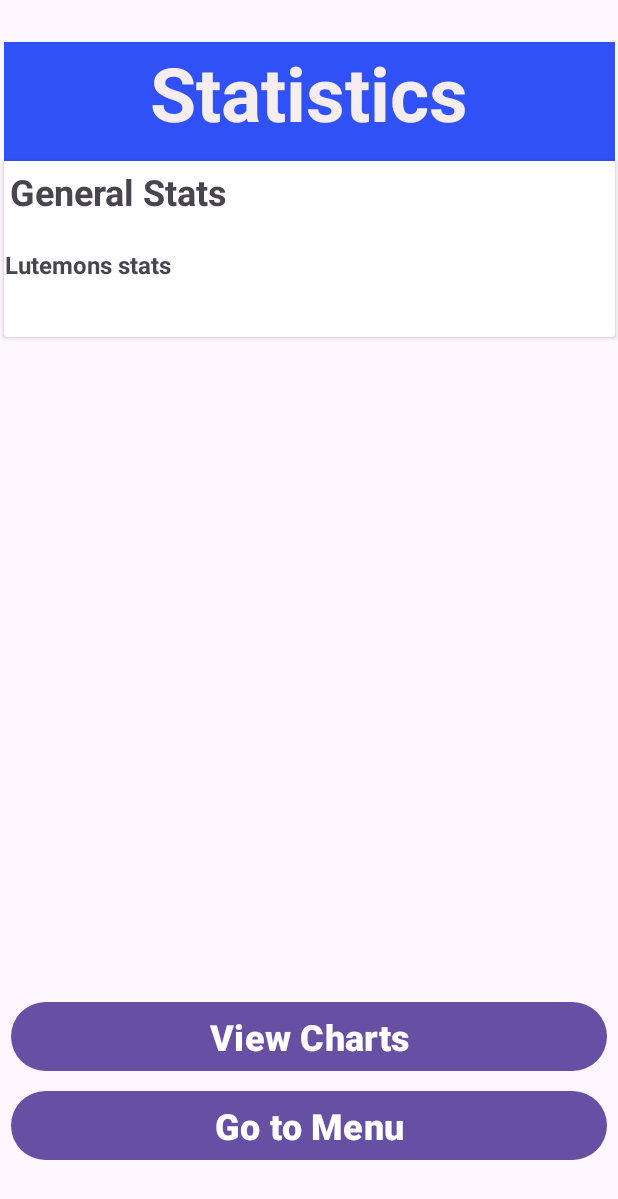
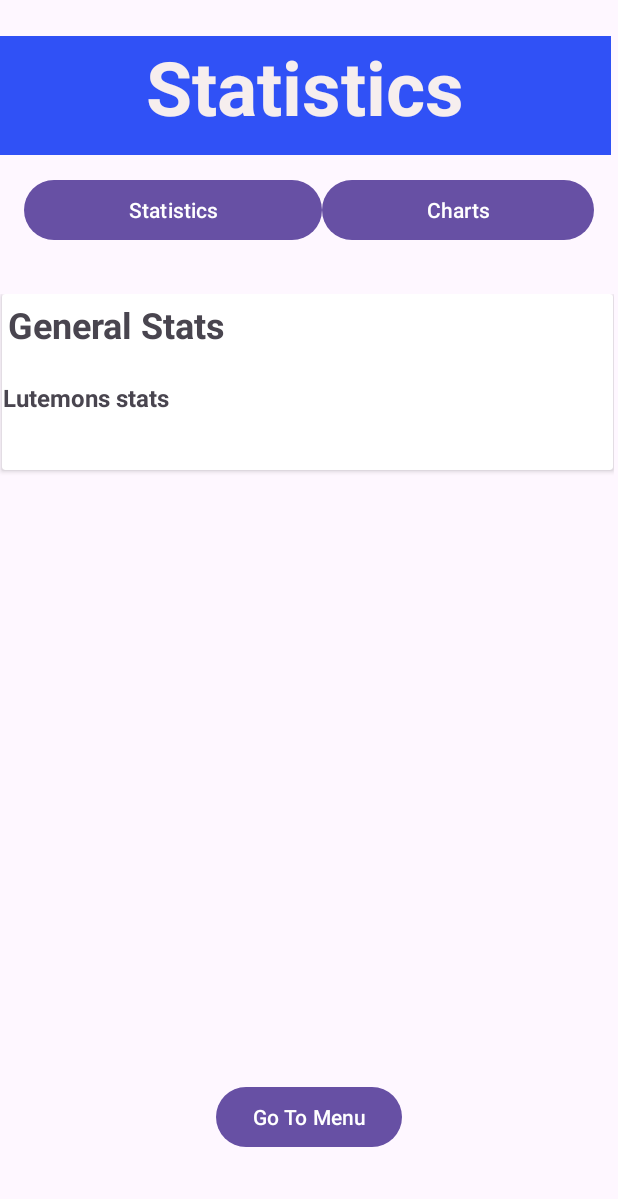
Before and after one commit to aahmad-1/OOP_Project_Work, an Android app: the screen it shows after launch (MainActivity before the commit, FragmentsActivity after it), after a tap on "View Statistics", on a phone screen of 412 x 824 dp. Shown: the top 1199 px of the screen. Run offline under Robolectric (Android 15) with nearby library versions, the phone set to English and light mode, and no system bars.

Commit message:
addded Fragments for Statistics and charts

```diff
--- a/app/src/main/AndroidManifest.xml
+++ b/app/src/main/AndroidManifest.xml
@@ -26,6 +26,7 @@
         <!-- Other Activities -->
         <activity android:name=".HomeActivity" android:exported="true" />
         <activity android:name=".CreateNewLutemon" android:exported="true" />
+        <activity android:name=".FragmentsActivity" android:exported="true" />
 
     </application>
 
--- /dev/null
+++ b/app/src/main/java/com/example/oopprojectwork/ChartsFragment.java
@@ -0,0 +1,22 @@
+package com.example.oopprojectwork;
+
+import android.os.Bundle;
+import android.view.LayoutInflater;
+import android.view.View;
+import android.view.ViewGroup;
+
+import androidx.fragment.app.Fragment;
+
+public class ChartsFragment extends Fragment {
+
+    public ChartsFragment() {
+        // Required empty public constructor
+    }
+
+    @Override
+    public View onCreateView(LayoutInflater inflater, ViewGroup container,
+                             Bundle savedInstanceState) {
+        // Inflate the layout for this fragment
+        return inflater.inflate(R.layout.charts, container, false);
+    }
+}
--- /dev/null
+++ b/app/src/main/java/com/example/oopprojectwork/FragmentsActivity.java
@@ -0,0 +1,47 @@
+package com.example.oopprojectwork;
+
+import android.content.Intent;
+import android.os.Bundle;
+import android.widget.Button;
+
+import androidx.appcompat.app.AppCompatActivity;
+
+public class FragmentsActivity extends AppCompatActivity {
+
+    Button btnMenu;
+
+    @Override
+    protected void onCreate(Bundle savedInstanceState) {
+        super.onCreate(savedInstanceState);
+        setContentView(R.layout.activity_fragments);
+
+        btnMenu = findViewById(R.id.btnGoToMenu);
+
+        // Initial fragment
+        getSupportFragmentManager().beginTransaction()
+                .replace(R.id.contentFragmentContainer, new StatisticsFragment())
+                .commit();
+
+        // Set up buttons
+        Button btnStats = findViewById(R.id.btnStatistics);
+        Button btnCharts = findViewById(R.id.btnCharts);
+
+        btnStats.setOnClickListener(v -> {
+            getSupportFragmentManager().beginTransaction()
+                    .replace(R.id.contentFragmentContainer, new StatisticsFragment())
+                    .commit();
+        });
+
+        btnCharts.setOnClickListener(v -> {
+            getSupportFragmentManager().beginTransaction()
+                    .replace(R.id.contentFragmentContainer, new ChartsFragment())
+                    .commit();
+        });
+
+
+        btnMenu.setOnClickListener(v -> {
+            Intent intent = new Intent(this, MainActivity.class);
+            startActivity(intent);
+        });
+    }
+}
--- a/app/src/main/java/com/example/oopprojectwork/MainActivity.java
+++ b/app/src/main/java/com/example/oopprojectwork/MainActivity.java
@@ -79,7 +79,11 @@ public class MainActivity extends AppCompatActivity {
 
         // Button from lutemon_battle to statistics
         Button btnViewTraining = findViewById(R.id.btnViewStatistics);
-        btnViewTraining.setOnClickListener(v -> setContentView(R.layout.statistics));
+        btnViewTraining.setOnClickListener(v -> {
+            Intent intent = new Intent(MainActivity.this, FragmentsActivity.class);
+            startActivity(intent);
+        });
+
 
         // Button from lutemon_battle to create_new_lutemon
         Button btnCreateNew = findViewById(R.id.btnCreateNewLutemon);
--- /dev/null
+++ b/app/src/main/java/com/example/oopprojectwork/StatisticsFragment.java
@@ -0,0 +1,21 @@
+package com.example.oopprojectwork;
+
+import android.os.Bundle;
+import android.view.LayoutInflater;
+import android.view.View;
+import android.view.ViewGroup;
+
+
+import androidx.fragment.app.Fragment;
+
+
+public class StatisticsFragment extends Fragment {
+
+    public StatisticsFragment() {}
+
+    @Override
+    public View onCreateView(LayoutInflater inflater, ViewGroup container,
+                             Bundle savedInstanceState) {
+        return inflater.inflate(R.layout.statistics, container, false);
+    }
+}
--- /dev/null
+++ b/app/src/main/res/layout/activity_fragments.xml
@@ -0,0 +1,78 @@
+<androidx.constraintlayout.widget.ConstraintLayout xmlns:android="http://schemas.android.com/apk/res/android"
+    xmlns:tools="http://schemas.android.com/tools"
+    android:layout_width="match_parent"
+    android:layout_height="match_parent"
+    xmlns:app="http://schemas.android.com/apk/res-auto">
+
+    <!-- Control Buttons -->
+
+    <!-- Swappable content -->
+
+    <TextView
+        android:id="@+id/textView12"
+        android:layout_width="407dp"
+        android:layout_height="79dp"
+        android:layout_marginTop="24dp"
+        android:background="#3051F6"
+        android:text="Statistics"
+        android:textAlignment="center"
+        android:textColor="#F6EEEE"
+        android:textSize="50sp"
+        android:textStyle="bold"
+        app:layout_constraintEnd_toEndOf="parent"
+        app:layout_constraintHorizontal_bias="0.0"
+        app:layout_constraintStart_toStartOf="parent"
+        app:layout_constraintTop_toTopOf="parent" />
+
+    <LinearLayout
+        android:id="@+id/buttonPanel"
+        android:layout_width="match_parent"
+        android:layout_height="wrap_content"
+        android:layout_marginTop="100dp"
+        android:orientation="horizontal"
+        android:padding="16dp"
+        app:layout_constraintEnd_toEndOf="parent"
+        app:layout_constraintHorizontal_bias="0.0"
+        app:layout_constraintStart_toStartOf="parent"
+        app:layout_constraintTop_toTopOf="parent">
+
+        <Button
+            android:id="@+id/btnStatistics"
+            android:layout_width="wrap_content"
+            android:layout_height="wrap_content"
+            android:layout_weight="1"
+            android:text="Statistics" />
+
+        <Button
+            android:id="@+id/btnCharts"
+            android:layout_width="wrap_content"
+            android:layout_height="wrap_content"
+            android:layout_weight="1"
+            android:text="Charts" />
+    </LinearLayout>
+
+    <FrameLayout
+        android:id="@+id/contentFragmentContainer"
+        android:layout_width="409dp"
+        android:layout_height="477dp"
+        android:layout_marginTop="16dp"
+        app:layout_constraintBottom_toBottomOf="parent"
+        app:layout_constraintTop_toBottomOf="@+id/buttonPanel"
+        app:layout_constraintVertical_bias="0.0"
+        tools:layout_editor_absoluteX="2dp" />
+
+    <Button
+        android:id="@+id/btnGoToMenu"
+        android:layout_width="wrap_content"
+        android:layout_height="wrap_content"
+        android:layout_marginStart="160dp"
+        android:layout_marginTop="1dp"
+        android:layout_marginEnd="160dp"
+        android:layout_marginBottom="9dp"
+        android:text="Go To Menu"
+        app:layout_constraintBottom_toBottomOf="parent"
+        app:layout_constraintEnd_toEndOf="parent"
+        app:layout_constraintStart_toStartOf="parent"
+        app:layout_constraintTop_toBottomOf="@+id/contentFragmentContainer" />
+
+</androidx.constraintlayout.widget.ConstraintLayout>
--- /dev/null
+++ b/app/src/main/res/layout/charts.xml
@@ -0,0 +1,19 @@
+<?xml version="1.0" encoding="utf-8"?>
+<androidx.constraintlayout.widget.ConstraintLayout xmlns:android="http://schemas.android.com/apk/res/android"
+    xmlns:app="http://schemas.android.com/apk/res-auto"
+    xmlns:tools="http://schemas.android.com/tools"
+    android:layout_width="match_parent"
+    android:layout_height="match_parent">
+
+    <TextView
+        android:id="@+id/textView15"
+        android:layout_width="wrap_content"
+        android:layout_height="wrap_content"
+        android:layout_marginTop="100dp"
+        android:text="This is the second fragment that will load when we click the option for charts"
+        app:layout_constraintEnd_toEndOf="parent"
+        app:layout_constraintHorizontal_bias="0.498"
+        app:layout_constraintStart_toStartOf="parent"
+        app:layout_constraintTop_toTopOf="parent" />
+
+</androidx.constraintlayout.widget.ConstraintLayout>
--- a/app/src/main/res/layout/statistics.xml
+++ b/app/src/main/res/layout/statistics.xml
@@ -1,32 +1,10 @@
 <?xml version="1.0" encoding="utf-8"?>
-<androidx.constraintlayout.widget.ConstraintLayout xmlns:android="http://schemas.android.com/apk/res/android"
+<androidx.constraintlayout.widget.ConstraintLayout
+    xmlns:android="http://schemas.android.com/apk/res/android"
     xmlns:app="http://schemas.android.com/apk/res-auto"
     xmlns:tools="http://schemas.android.com/tools"
     android:layout_width="match_parent"
     android:layout_height="match_parent">
-
-    <TextView
-        android:id="@+id/textView12"
-        android:layout_width="407dp"
-        android:layout_height="79dp"
-        android:layout_marginTop="28dp"
-        android:background="#3051F6"
-        android:text="Statistics"
-        android:textAlignment="center"
-        android:textColor="#F6EEEE"
-        android:textSize="50sp"
-        android:textStyle="bold"
-        app:layout_constraintEnd_toEndOf="parent"
-        app:layout_constraintStart_toStartOf="parent"
-        app:layout_constraintTop_toTopOf="parent" />
-
-    <androidx.recyclerview.widget.RecyclerView
-        android:id="@+id/recyclerView2"
-        android:layout_width="404dp"
-        android:layout_height="434dp"
-        app:layout_constraintEnd_toEndOf="parent"
-        app:layout_constraintStart_toStartOf="parent"
-        app:layout_constraintTop_toBottomOf="@+id/cardView" />
 
     <androidx.cardview.widget.CardView
         android:id="@+id/cardView"
@@ -34,7 +12,7 @@
         android:layout_height="117dp"
         app:layout_constraintEnd_toEndOf="parent"
         app:layout_constraintStart_toStartOf="parent"
-        app:layout_constraintTop_toBottomOf="@+id/textView12" >
+        app:layout_constraintTop_toTopOf="parent">
 
         <androidx.constraintlayout.widget.ConstraintLayout
             android:layout_width="match_parent"
@@ -58,7 +36,7 @@
                 android:layout_width="327dp"
                 android:layout_height="53dp"
                 android:layout_marginTop="4dp"
-                android:text="Lutemons stats "
+                android:text="Lutemons stats"
                 android:textSize="16sp"
                 android:textStyle="bold"
                 app:layout_constraintEnd_toEndOf="parent"
@@ -68,35 +46,12 @@
         </androidx.constraintlayout.widget.ConstraintLayout>
     </androidx.cardview.widget.CardView>
 
-    <Button
-        android:id="@+id/btnViewCharts"
-        android:layout_width="397dp"
-        android:layout_height="54dp"
-        android:layout_marginStart="3dp"
-        android:layout_marginTop="5dp"
-        android:layout_marginEnd="3dp"
-        android:lineSpacingExtra="8sp"
-        android:text="View Charts"
-        android:textColorLink="#E91E63"
-        android:textSize="24sp"
-        android:textStyle="bold"
+    <androidx.recyclerview.widget.RecyclerView
+        android:id="@+id/recyclerView2"
+        android:layout_width="411dp"
+        android:layout_height="555dp"
         app:layout_constraintEnd_toEndOf="parent"
         app:layout_constraintStart_toStartOf="parent"
-        app:layout_constraintTop_toBottomOf="@+id/recyclerView2" />
+        app:layout_constraintTop_toBottomOf="@+id/cardView" />
 
-    <Button
-        android:id="@+id/btnGoToMenu"
-        android:layout_width="397dp"
-        android:layout_height="54dp"
-        android:layout_marginStart="3dp"
-        android:layout_marginTop="5dp"
-        android:layout_marginEnd="3dp"
-        android:lineSpacingExtra="8sp"
-        android:text="Go to Menu"
-        android:textColorLink="#E91E63"
-        android:textSize="24sp"
-        android:textStyle="bold"
-        app:layout_constraintEnd_toEndOf="parent"
-        app:layout_constraintStart_toStartOf="parent"
-        app:layout_constraintTop_toBottomOf="@+id/btnViewCharts" />
 </androidx.constraintlayout.widget.ConstraintLayout>
```
